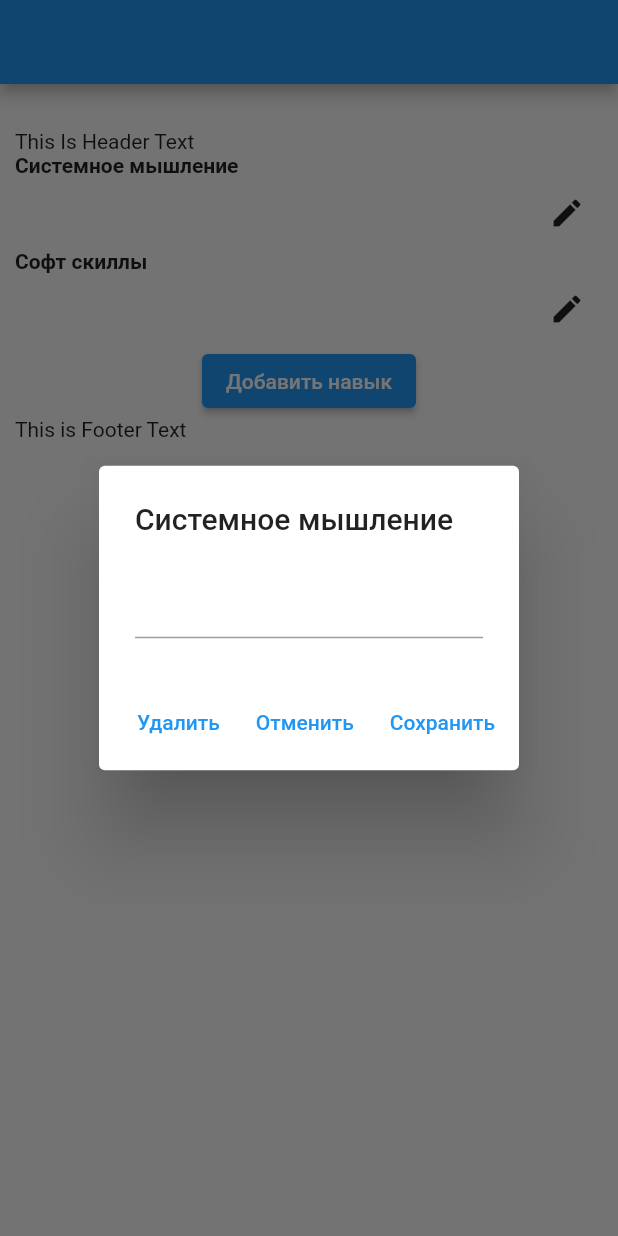
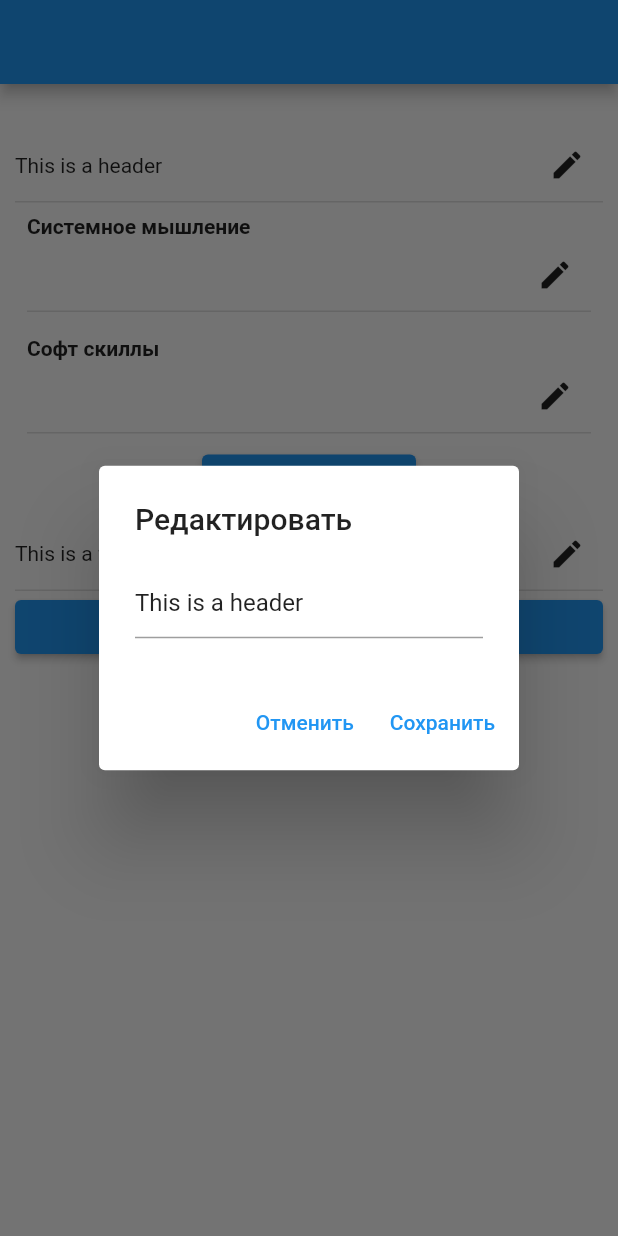
Before and after one commit to tresbon/hr_helper, a Flutter app: the screen it shows after launch, after a tap on the "edit" icon, on a phone screen of 412 x 824 dp. Run offline on Flutter 3.47's test engine with Material 2 defaults, Android fonts, the phone set to English and light mode, and no system bars.

Commit message:
Improved architecture

```diff
--- a/lib/ui/elements_list.dart
+++ b/lib/ui/elements_list.dart
@@ -1,16 +1,17 @@
 import 'package:flutter/material.dart';
 
 class TextElements extends StatefulWidget {
+  Map<String, String> textElements;
+  TextElements(this.textElements);
   @override
   _TextElementsState createState() => _TextElementsState();
 }
 
 class _TextElementsState extends State<TextElements> {
-  @override
-  Map<String, String> textElements = {
-    "Системное мышление": "",
-    "Софт скиллы": "",
-  };
+
+  Map getTextElements() {
+    return widget.textElements;
+  }
 
   Future<void> _showMyDialog(String mapKey, String mapValue) async {
     TextEditingController _contoller = TextEditingController(text: mapValue);
@@ -37,7 +38,7 @@ class _TextElementsState extends State<TextElements> {
               child: Text('Удалить'),
               onPressed: () {
                 setState(() {
-                  textElements.remove(mapKey);
+                  widget.textElements.remove(mapKey);
                 });
                 Navigator.of(context).pop();
               },
@@ -52,7 +53,7 @@ class _TextElementsState extends State<TextElements> {
               child: Text('Сохранить'),
               onPressed: () {
                 setState(() {
-                  textElements[mapKey] = _contoller.text;
+                  widget.textElements[mapKey] = _contoller.text;
                 });
                 Navigator.of(context).pop();
               },
@@ -94,7 +95,7 @@ class _TextElementsState extends State<TextElements> {
               child: Text('Сохранить'),
               onPressed: () {
                 setState(() {
-                  textElements[_contoller.text] = "";
+                  widget.textElements[_contoller.text] = "";
                 });
                 Navigator.of(context).pop();
               },
@@ -105,15 +106,18 @@ class _TextElementsState extends State<TextElements> {
     );
   }
 
+  @override
   Widget build(BuildContext context) {
     return Column(
       children: [
         ListView.builder(
             shrinkWrap: true,
-            itemCount: textElements.length,
+            itemCount: widget.textElements.length,
             itemBuilder: (BuildContext context, int index) {
-              String mapKey = textElements.keys.elementAt(index);
-              return Column(
+              String mapKey = widget.textElements.keys.elementAt(index);
+              return Padding(
+                padding: const EdgeInsets.all(8.0),
+                child: Column(
                   mainAxisSize: MainAxisSize.min,
                   mainAxisAlignment: MainAxisAlignment.start,
                   crossAxisAlignment: CrossAxisAlignment.stretch,
@@ -125,14 +129,19 @@ class _TextElementsState extends State<TextElements> {
                     Row(
                       mainAxisAlignment: MainAxisAlignment.spaceBetween,
                       children: [
-                      Text(textElements[mapKey]),
+                        Text(widget.textElements[mapKey]),
                         IconButton(
                             icon: Icon(Icons.edit),
                             onPressed: () =>
-                              {_showMyDialog(mapKey, textElements[mapKey])})
+                                {_showMyDialog(mapKey, widget.textElements[mapKey])})
                       ],
                     ),
+                    Divider(
+                      height: 1,
+                      thickness: 1,
+                    )
                   ],
+                ),
               );
             }),
         ElevatedButton(
--- a/lib/ui/letter_footer.dart
+++ /dev/null
@@ -1,14 +0,0 @@
-import 'package:flutter/material.dart';
-
-class LetterFooter extends StatefulWidget {
-  @override
-  _LetterHeaderState createState() => _LetterHeaderState();
-}
-
-class _LetterHeaderState extends State<LetterFooter> {
-  String footerText = "This is Footer Text";
-  @override
-  Widget build(BuildContext context) {
-    return Text(footerText);
-  }
-}
--- a/lib/ui/letter_header.dart
+++ /dev/null
@@ -1,14 +0,0 @@
-import 'package:flutter/material.dart';
-
-class LetterHeader extends StatefulWidget {
-  @override
-  _LetterFooterState createState() => _LetterFooterState();
-}
-
-class _LetterFooterState extends State<LetterHeader> {
-  String headerText = "This Is Header Text";
-  @override
-  Widget build(BuildContext context) {
-    return Text(headerText);
-  }
-}
--- a/lib/ui/letter_list.dart
+++ b/lib/ui/letter_list.dart
@@ -1,10 +1,20 @@
+import 'package:flutter/services.dart';
+
 import 'elements_list.dart';
-import 'letter_footer.dart';
-import 'letter_header.dart';
+import 'single_letter_element.dart';
 import 'package:flutter/material.dart';
 
 class Letter extends StatelessWidget {
-  Widget textElements = TextElements();
+  Widget textElements = TextElements({
+    "Системное мышление": "",
+    "Софт скиллы": "",
+  });
+  Widget letterHeader = SingleLetterElement("This is a header");
+  Widget letterFooter = SingleLetterElement("This is a footer");
+
+  void copyText(String s) {
+    Clipboard.setData(ClipboardData(text: s));
+  }
 
   @override
   Widget build(BuildContext context) {
@@ -13,9 +23,11 @@ class Letter extends StatelessWidget {
       child: ListView(
         shrinkWrap: true,
         children: [
-          LetterHeader(),
+          letterHeader,
           textElements,
-          LetterFooter(),
+          letterFooter,
+          ElevatedButton(onPressed: () {},
+          child: Text("Копировать"),)
         ],
       ),
     );
--- /dev/null
+++ b/lib/ui/single_letter_element.dart
@@ -0,0 +1,72 @@
+import 'package:flutter/material.dart';
+
+class SingleLetterElement extends StatefulWidget {
+  String text;
+  SingleLetterElement(this.text);
+  @override
+  _LetterFooterState createState() => _LetterFooterState();
+}
+
+class _LetterFooterState extends State<SingleLetterElement> {
+
+  Future<void> _editLetteFieldDiaog() async {
+    TextEditingController _contoller = TextEditingController(text: widget.text);
+    return showDialog<void>(
+      context: context,
+      barrierDismissible: true,
+      builder: (BuildContext context) {
+        return AlertDialog(
+          title: Text("Редактировать"),
+          content: SingleChildScrollView(
+            child: ListBody(
+              children: <Widget>[
+                TextField(
+                  keyboardType: TextInputType.multiline,
+                  maxLines: null,
+                  controller: _contoller,
+                  onSubmitted: (String value) => {_contoller.text = value},
+                ),
+              ],
+            ),
+          ),
+          actions: <Widget>[
+            TextButton(
+              child: Text('Отменить'),
+              onPressed: () {
+                Navigator.of(context).pop();
+              },
+            ),
+            TextButton(
+              child: Text('Сохранить'),
+              onPressed: () {
+                setState(() {
+                  widget.text = _contoller.text;
+                });
+                Navigator.of(context).pop();
+              },
+            ),
+          ],
+        );
+      },
+    );
+  }
+
+  @override
+  Widget build(BuildContext context) {
+    return Column(
+      children: [
+        Row(
+          mainAxisAlignment: MainAxisAlignment.spaceBetween,
+          children: [
+            Text(widget.text),
+            IconButton(icon: Icon(Icons.edit), onPressed: (){_editLetteFieldDiaog();})
+          ],
+        ),
+        Divider(
+          height: 1,
+          thickness: 1,
+        )
+      ],
+    );
+  }
+}
```
Lines whose indentation alone changed are shown as unchanged.
